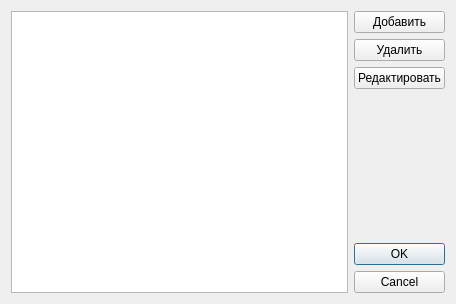
Old version of the form ui/listview_dialog.ui in the repository caxapyk/gaoo-cfp.
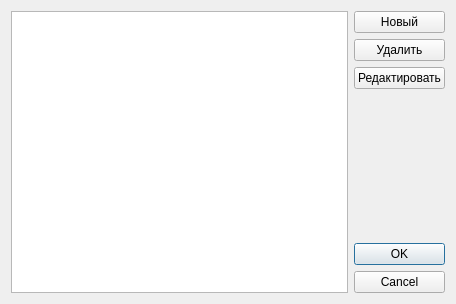
New version of the form.

```diff
--- a/ui/listview_dialog.ui
+++ b/ui/listview_dialog.ui
@@ -38,7 +38,7 @@
      <item>
       <widget class="QPushButton" name="pushButton_create">
        <property name="text">
-        <string>Добавить</string>
+        <string>Новый</string>
        </property>
       </widget>
      </item>
```
Left out of the diff: 2 changed lines with no effect on the pictures.
